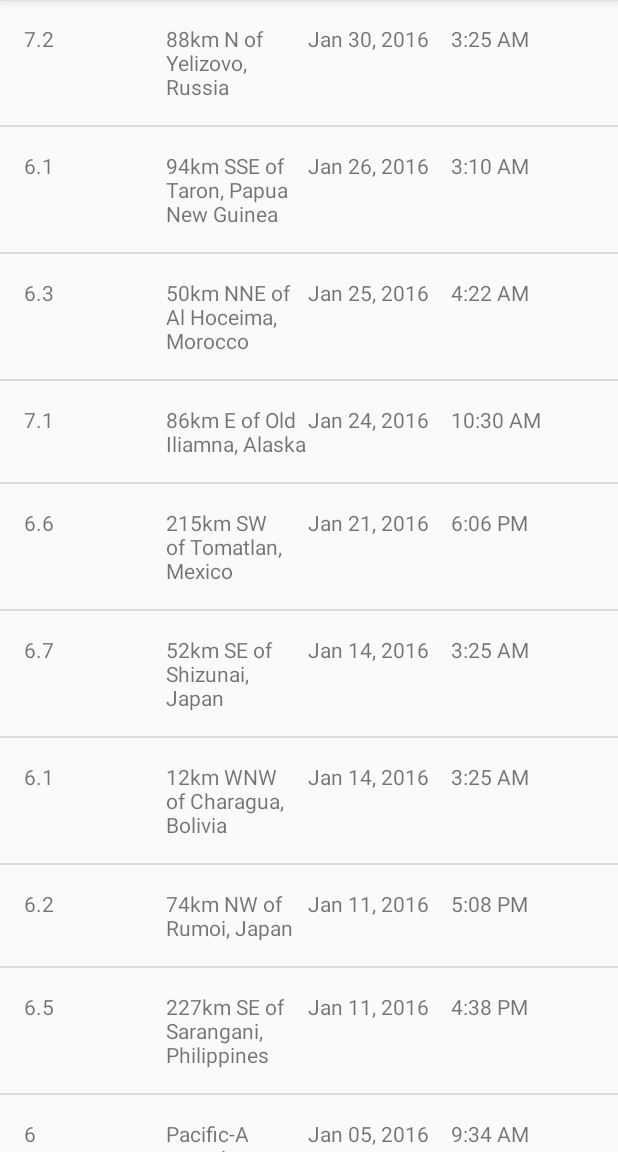
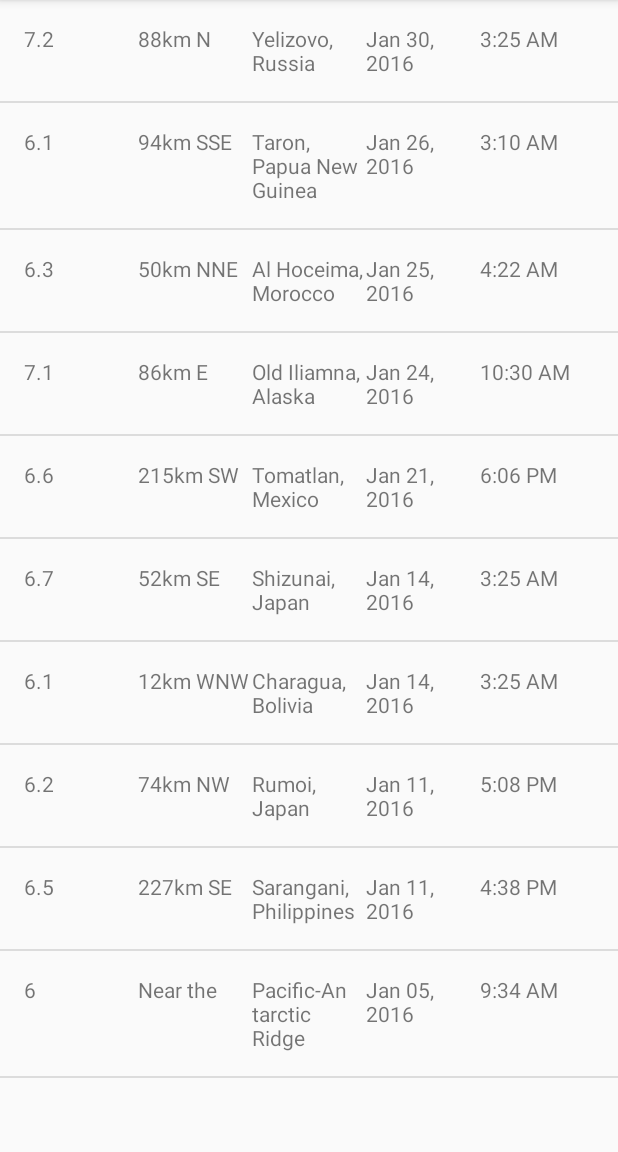
Before and after one commit to andreshidalgo08/Udacity-Quake-Report, an Android app: the screen it shows after launch (EarthquakeActivity), on a phone screen of 412 x 824 dp, the part 84-1236 px from its top. Run offline under Robolectric (Android 15) with nearby library versions, the phone set to English and light mode, and no system bars.

Commit message:
Added String manipulation, split location into two TextViews

```diff
--- a/app/src/main/java/com/example/android/quakereport/EarthquakeAdapter.java
+++ b/app/src/main/java/com/example/android/quakereport/EarthquakeAdapter.java
@@ -18,6 +18,8 @@ import java.util.Date;
  */
 
 public class EarthquakeAdapter extends ArrayAdapter<Earthquake> {
+    private static final String LOCATION_SEPARATOR = " of ";
+
     public EarthquakeAdapter(@NonNull Context context, @NonNull ArrayList<Earthquake> objects) {
         super(context, 0, objects);
     }
@@ -27,9 +29,13 @@ public class EarthquakeAdapter extends ArrayAdapter<Earthquake> {
     public View getView(int position, @Nullable View convertView, @NonNull ViewGroup parent) {
         View view = convertView;
         TextView magnitudeTextView;
-        TextView locationTextView;
+        TextView locationOffsetTextView;
+        TextView primaryLocationTextView;
         TextView dateTextView;
         TextView timeTextView;
+
+        String primaryLocation;
+        String locationOffset;
 
         SimpleDateFormat dateFormatter = new SimpleDateFormat("LLL dd, yyyy");
         SimpleDateFormat timeFormatter = new SimpleDateFormat("h:mm a");
@@ -39,14 +45,27 @@ public class EarthquakeAdapter extends ArrayAdapter<Earthquake> {
         }
 
         magnitudeTextView = (TextView) view.findViewById(R.id.magnitude);
-        locationTextView = (TextView) view.findViewById(R.id.location);
+        locationOffsetTextView = (TextView) view.findViewById(R.id.location_offset);
+        primaryLocationTextView = (TextView) view.findViewById(R.id.primary_location);
         dateTextView = (TextView) view.findViewById(R.id.date);
         timeTextView = (TextView) view.findViewById(R.id.time);
 
         Earthquake currentEarthquake = getItem(position);
 
+        String originalLocation = currentEarthquake.getLocation();
+        if (originalLocation.contains(LOCATION_SEPARATOR)) {
+            String[] parts = originalLocation.split(LOCATION_SEPARATOR);
+            locationOffset = parts[0];
+            primaryLocation = parts[1];
+        }
+        else {
+            locationOffset = getContext().getString(R.string.near_the);
+            primaryLocation = originalLocation;
+        }
+
         magnitudeTextView.setText(currentEarthquake.getMagnitude());
-        locationTextView.setText(currentEarthquake.getLocation());
+        locationOffsetTextView.setText(locationOffset);
+        primaryLocationTextView.setText(primaryLocation);
         dateTextView.setText(dateFormatter.format(new Date(currentEarthquake.getTimeInMilliseconds())));
         timeTextView.setText(timeFormatter.format(new Date(currentEarthquake.getTimeInMilliseconds())));
 
--- a/app/src/main/res/layout/earthquake_list_item.xml
+++ b/app/src/main/res/layout/earthquake_list_item.xml
@@ -14,7 +14,14 @@
         tools:text="8.9"/>
 
     <TextView
-        android:id="@+id/location"
+        android:id="@+id/location_offset"
+        android:layout_width="0dp"
+        android:layout_height="wrap_content"
+        android:layout_weight="1"
+        tools:text="San Francisco"/>
+
+    <TextView
+        android:id="@+id/primary_location"
         android:layout_width="0dp"
         android:layout_height="wrap_content"
         android:layout_weight="1"
--- a/app/src/main/res/values/strings.xml
+++ b/app/src/main/res/values/strings.xml
@@ -15,4 +15,5 @@
 -->
 <resources>
     <string name="app_name">Quake Report</string>
+    <string name="near_the">Near the</string>
 </resources>
```
